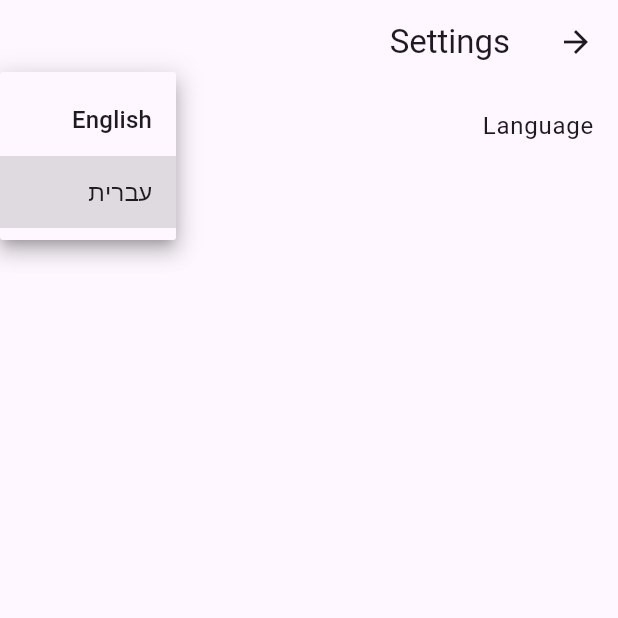
After one commit to RafiFellert/fit_points, a Flutter app: the SettingsPage screen opened directly, after a tap on "עברית", on a phone screen of 412 x 824 dp, the top half of it. The commit adds this screen. Run offline on Flutter 3.47's test engine with Material 3 defaults, Android fonts, the phone set to English and light mode, and no system bars; our stand-ins replace shared_preferences; accounts and stored records are empty.

Commit message:
Adding settings for langage selection

```diff
--- /dev/null
+++ b/lib/pages/settings_page.dart
@@ -0,0 +1,44 @@
+import 'package:flutter/material.dart';
+import 'package:provider/provider.dart';
+import '../providers/locale_provider.dart';
+
+class SettingsPage extends StatelessWidget {
+  const SettingsPage({super.key});
+
+  @override
+  Widget build(BuildContext context) {
+    final provider = Provider.of<LocaleProvider>(context);
+    final currentLocale = provider.locale;
+
+    return Scaffold(
+      appBar: AppBar(
+        title: const Text('Settings'),
+      ),
+      body: ListView(
+        children: [
+          ListTile(
+            title: const Text('Language'),
+            trailing: DropdownButton<Locale>(
+              value: currentLocale,
+              onChanged: (Locale? newLocale) {
+                if (newLocale != null) {
+                  provider.setLocale(newLocale);
+                }
+              },
+              items: const [
+                DropdownMenuItem(
+                  value: Locale('en'),
+                  child: Text('English'),
+                ),
+                DropdownMenuItem(
+                  value: Locale('he'),
+                  child: Text('עברית'),
+                ),
+              ],
+            ),
+          ),
+        ],
+      ),
+    );
+  }
+}
--- /dev/null
+++ b/lib/providers/locale_provider.dart
@@ -0,0 +1,18 @@
+import 'package:flutter/material.dart';
+
+class LocaleProvider with ChangeNotifier {
+  Locale _locale = const Locale('he');
+
+  Locale get locale => _locale;
+
+  void setLocale(Locale locale) {
+    if (_locale == locale) return;
+    _locale = locale;
+    notifyListeners();
+  }
+
+  void clearLocale() {
+    _locale = const Locale('he');
+    notifyListeners();
+  }
+}
```
Also changed, not shown: lib/main.dart (+85 -20 lines).
